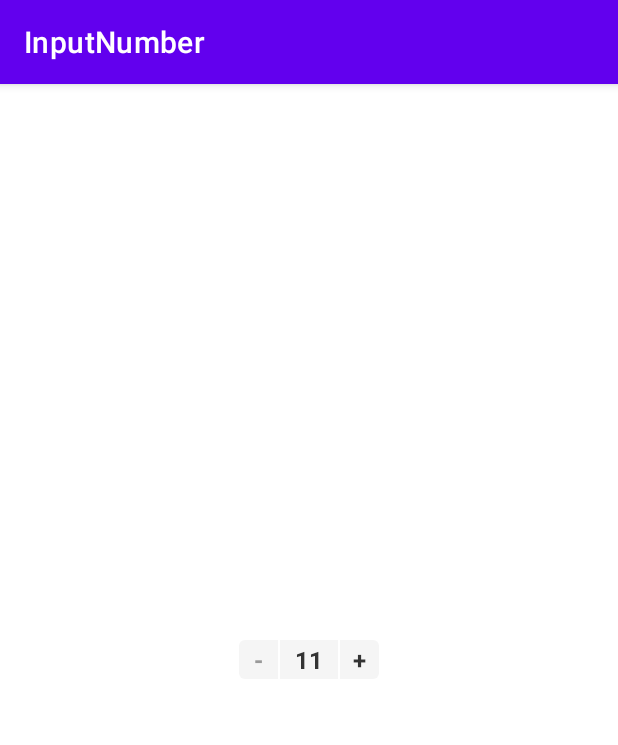
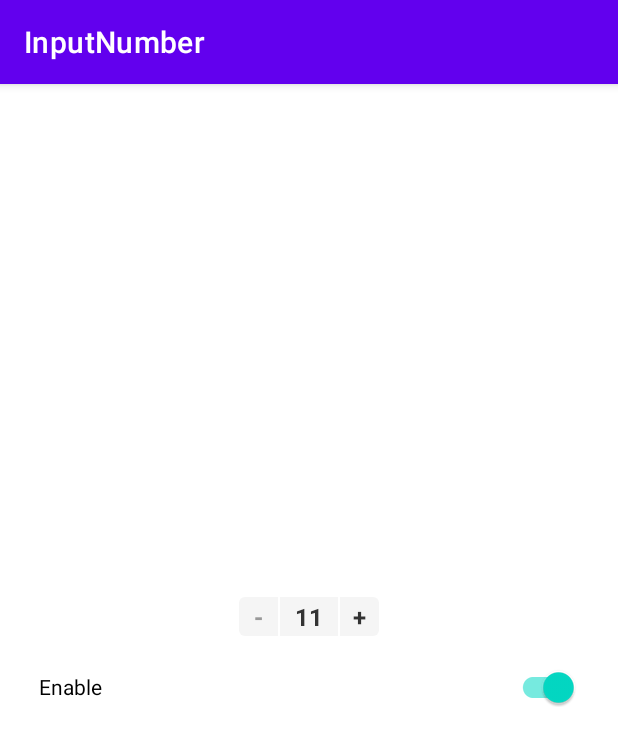
Before and after one commit to plain-dev/InputNumber, an Android app: the screen it shows after launch (MainActivity), on a phone screen of 412 x 824 dp. Shown: the top 745 px of the screen. Run offline under Robolectric (Android 15) with nearby library versions, the phone set to English and light mode, and no system bars.

```diff
--- a/app/src/main/java/com/android/inputnumber/MainActivity.kt
+++ b/app/src/main/java/com/android/inputnumber/MainActivity.kt
@@ -4,15 +4,22 @@ import androidx.appcompat.app.AppCompatActivity
 import android.os.Bundle
 import com.android.inputnumber.lib.InputNumberView
 import com.android.inputnumber.lib.callback.OnInputNumberCallback
+import com.google.android.material.switchmaterial.SwitchMaterial
 
 class MainActivity : AppCompatActivity() {
 
     private lateinit var inputNumberView: InputNumberView
+    private lateinit var switchEnable: SwitchMaterial
 
     override fun onCreate(savedInstanceState: Bundle?) {
         super.onCreate(savedInstanceState)
         setContentView(R.layout.activity_main)
         inputNumberView = findViewById(R.id.inputNumberView)
+        switchEnable = findViewById(R.id.switchEnable)
+
+        switchEnable.setOnCheckedChangeListener { _, isChecked ->
+            inputNumberView.isEnabledInput = isChecked
+        }
 
         initInputNumberView(inputNumberView)
     }
--- a/app/src/main/res/layout/activity_main.xml
+++ b/app/src/main/res/layout/activity_main.xml
@@ -15,4 +15,13 @@
         android:layout_width="wrap_content"
         android:layout_height="wrap_content" />
 
+    <com.google.android.material.switchmaterial.SwitchMaterial
+        android:id="@+id/switchEnable"
+        android:checked="true"
+        android:layout_width="match_parent"
+        android:layout_height="wrap_content"
+        android:layout_marginTop="@dimen/in_dp_10"
+        android:text="Enable"
+        tools:ignore="HardcodedText" />
+
 </LinearLayout>
```
